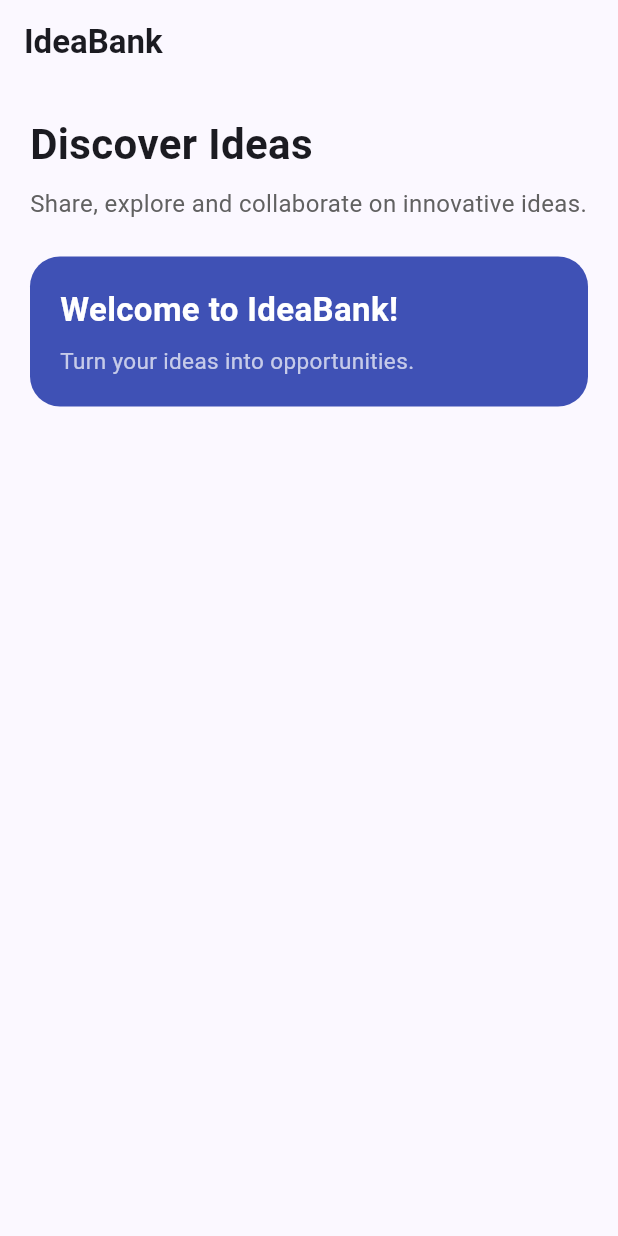
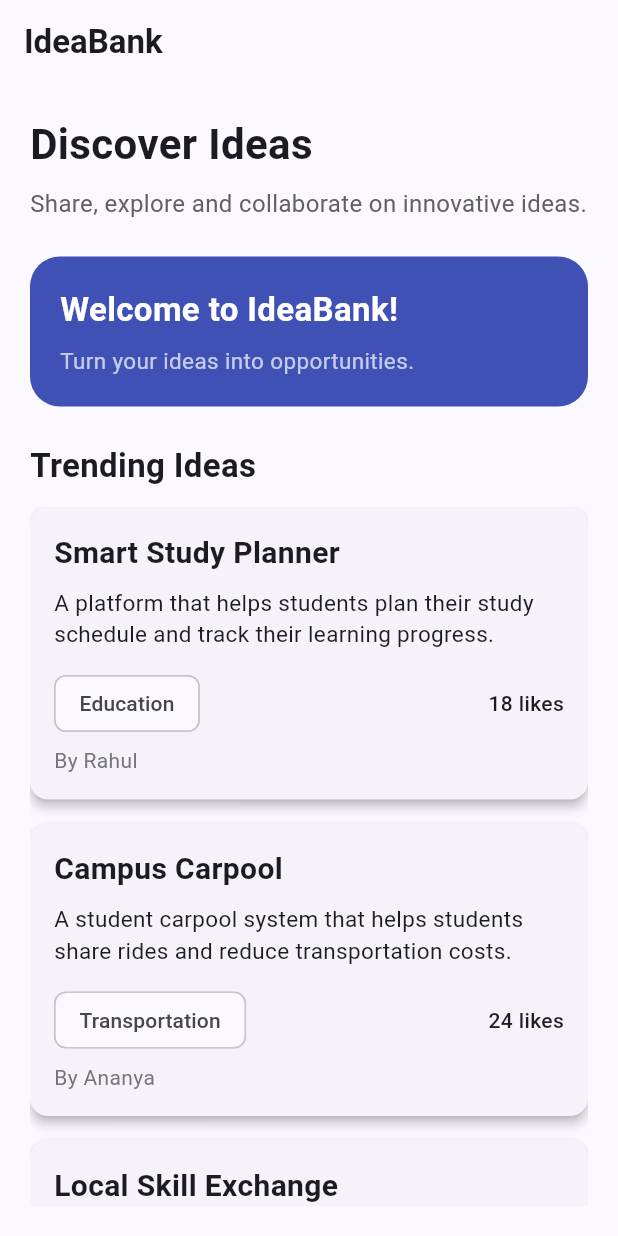
Before and after one commit to suvarshinigandham/ideabank, a Flutter app: the screen it shows after launch, on a phone screen of 412 x 824 dp. Run offline on Flutter 3.47's test engine with Material 3 defaults, Android fonts, the phone set to English and light mode, and no system bars.

Commit message:
Add reusable idea cards

```diff
--- /dev/null
+++ b/lib/idea.dart
@@ -0,0 +1,21 @@
+class Idea {
+  String title;
+  String description;
+  String category;
+  String author;
+  int likes;
+  bool liked;
+  bool saved;
+  List<String> comments;
+
+  Idea({
+    required this.title,
+    required this.description,
+    required this.category,
+    required this.author,
+    this.likes = 0,
+    this.liked = false,
+    this.saved = false,
+    List<String>? comments,
+  }) : comments = comments ?? [];
+}
--- /dev/null
+++ b/lib/idea_card.dart
@@ -0,0 +1,71 @@
+import 'package:flutter/material.dart';
+import 'idea.dart';
+
+class IdeaCard extends StatelessWidget {
+  final Idea idea;
+
+  const IdeaCard({
+    super.key,
+    required this.idea,
+  });
+
+  @override
+  Widget build(BuildContext context) {
+    return Card(
+      margin: const EdgeInsets.only(bottom: 16),
+      elevation: 3,
+      child: Padding(
+        padding: const EdgeInsets.all(16),
+        child: Column(
+          crossAxisAlignment: CrossAxisAlignment.start,
+          children: [
+            Text(
+              idea.title,
+              style: const TextStyle(
+                fontSize: 20,
+                fontWeight: FontWeight.bold,
+              ),
+            ),
+
+            const SizedBox(height: 8),
+
+            Text(
+              idea.description,
+              style: const TextStyle(
+                fontSize: 15,
+              ),
+            ),
+
+            const SizedBox(height: 12),
+
+            Row(
+              children: [
+                Chip(
+                  label: Text(idea.category),
+                ),
+
+                const Spacer(),
+
+                Text(
+                  '${idea.likes} likes',
+                  style: const TextStyle(
+                    fontWeight: FontWeight.w500,
+                  ),
+                ),
+              ],
+            ),
+
+            const SizedBox(height: 4),
+
+            Text(
+              'By ${idea.author}',
+              style: TextStyle(
+                color: Colors.grey.shade600,
+              ),
+            ),
+          ],
+        ),
+      ),
+    );
+  }
+}
--- a/lib/main.dart
+++ b/lib/main.dart
@@ -1,4 +1,6 @@
 import 'package:flutter/material.dart';
+import 'idea.dart';
+import 'idea_card.dart';
 
 void main() {
   runApp(const IdeaBankApp());
@@ -18,13 +20,40 @@ class IdeaBankApp extends StatelessWidget {
         ),
         useMaterial3: true,
       ),
-      home: const HomePage(),
+      home:  HomePage(),
     );
   }
 }
 
 class HomePage extends StatelessWidget {
-  const HomePage({super.key});
+   HomePage({super.key});
+
+  final List<Idea> ideas =[
+    Idea(
+      title: 'Smart Study Planner',
+      description:
+          'A platform that helps students plan their study schedule and track their learning progress.',
+      category: 'Education',
+      author: 'Rahul',
+      likes: 18,
+    ),
+    Idea(
+      title: 'Campus Carpool',
+      description:
+          'A student carpool system that helps students share rides and reduce transportation costs.',
+      category: 'Transportation',
+      author: 'Ananya',
+      likes: 24,
+    ),
+    Idea(
+      title: 'Local Skill Exchange',
+      description:
+          'A platform where students can exchange useful skills and learn from one another.',
+      category: 'Community',
+      author: 'Priya',
+      likes: 31,
+    ),
+  ];
 
   @override
   Widget build(BuildContext context) {
@@ -32,15 +61,18 @@ class HomePage extends StatelessWidget {
       appBar: AppBar(
         title: const Text(
           'IdeaBank',
-          style: TextStyle(fontWeight: FontWeight.bold),
+          style: TextStyle(
+            fontWeight: FontWeight.bold,
+          ),
         ),
       ),
+
       body: Padding(
         padding: const EdgeInsets.all(20),
+
         child: Column(
           crossAxisAlignment: CrossAxisAlignment.start,
 
-          // THIS is the children section
           children: [
             const Text(
               'Discover Ideas',
@@ -65,12 +97,15 @@ class HomePage extends StatelessWidget {
             Container(
               width: double.infinity,
               padding: const EdgeInsets.all(20),
+
               decoration: BoxDecoration(
                 color: Colors.indigo,
                 borderRadius: BorderRadius.circular(20),
               ),
+
               child: const Column(
                 crossAxisAlignment: CrossAxisAlignment.start,
+
                 children: [
                   Text(
                     'Welcome to IdeaBank!',
@@ -93,6 +128,30 @@ class HomePage extends StatelessWidget {
                 ],
               ),
             ),
+
+            const SizedBox(height: 24),
+
+            const Text(
+              'Trending Ideas',
+              style: TextStyle(
+                fontSize: 22,
+                fontWeight: FontWeight.bold,
+              ),
+            ),
+
+            const SizedBox(height: 12),
+
+            Expanded(
+              child: ListView.builder(
+                itemCount: ideas.length,
+
+                itemBuilder: (context, index) {
+                  return IdeaCard(
+                    idea: ideas[index],
+                  );
+                },
+              ),
+            ),
           ],
         ),
       ),
```
Also changed, not shown: 2 other files.
